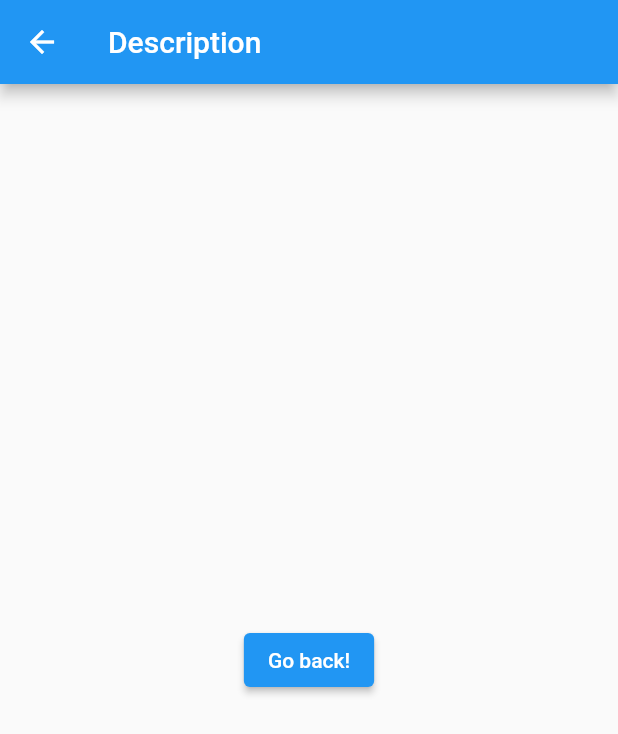
After one commit to gringrant/ChangeBird, a Flutter app: the chatDescriptionPage screen opened directly, on a phone screen of 412 x 824 dp. The commit adds this screen. Shown: the top 734 px of the screen. Run offline on Flutter 3.47's test engine with Material 2 defaults, Android fonts, the phone set to English and light mode, and no system bars.

Commit message:
Added basic chat select and expanded user class.

```diff
--- /dev/null
+++ b/lib/chatDescriptionPage.dart
@@ -0,0 +1,21 @@
+import 'package:flutter/material.dart';
+class chatDescriptionPage extends StatelessWidget {
+  const chatDescriptionPage({super.key});
+
+  @override
+  Widget build(BuildContext context) {
+    return Scaffold(
+      appBar: AppBar(
+        title: const Text('Description'),
+      ),
+      body: Center(
+        child: ElevatedButton(
+          onPressed: () {
+            Navigator.pop(context);
+          },
+          child: const Text('Go back!'),
+        ),
+      ),
+    );
+  }
+}
```
Also changed, not shown: lib/GrantTest.dart (+14 -21 lines), lib/chat.dart (+8 -2 lines).
